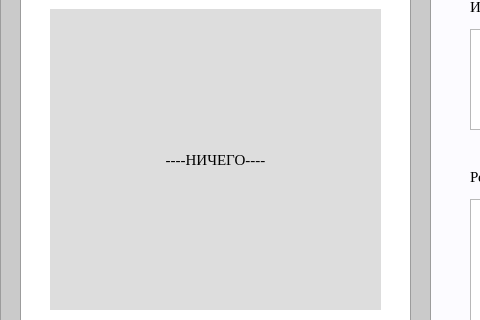
This is ChoiceForm.ui in Glebosh/Yandex_Project1 as Qt 5 draws it before an edit; both pictures show x 0 to 480 and y 101 to 421 of the 828 by 680 pixel window. The edited form follows.
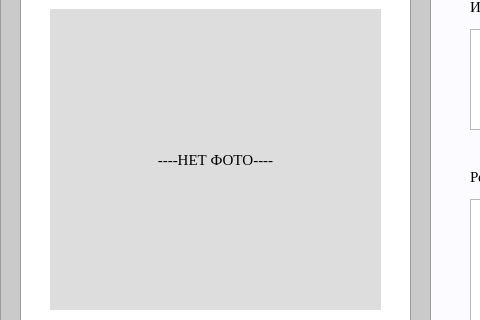
This is the edited form.

Commit message: remove error in sorting characteristics, text in photo

```diff
--- a/ChoiceForm.ui
+++ b/ChoiceForm.ui
@@ -54,7 +54,7 @@
     <string notr="true">background-color: rgb(221, 221, 221);</string>
    </property>
    <property name="text">
-    <string>----НИЧЕГО----</string>
+    <string>----НЕТ ФОТО----</string>
    </property>
    <property name="scaledContents">
     <bool>true</bool>
```
The commit also changes 2 other files.
